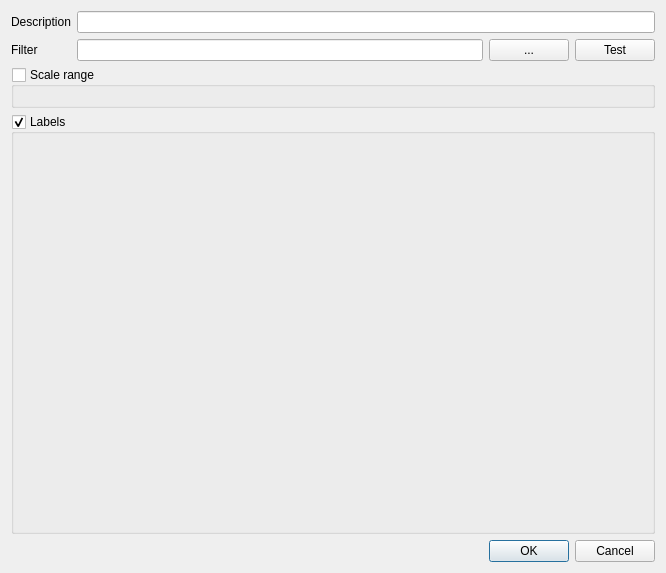
The window that src/ui/qgslabelingrulepropsdialog.ui (qgis/QGIS) describes before a commit, drawn with Qt 5.
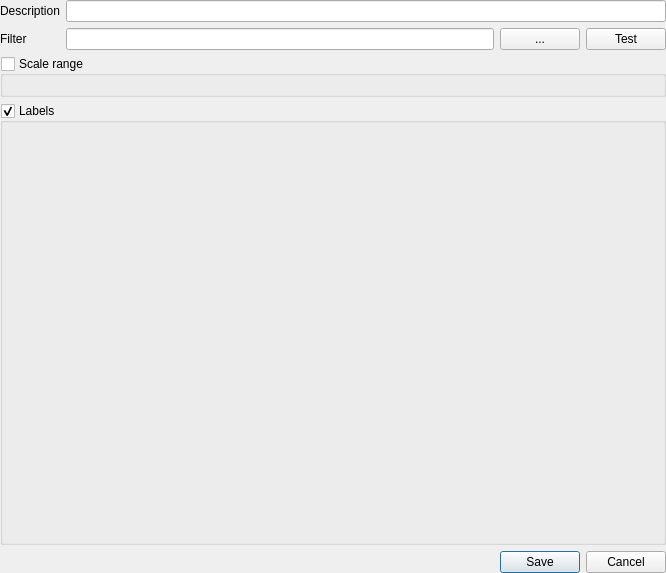
The same window after the commit. Custom widgets are drawn as their Qt base class.

The edit to the form file:
```diff
--- a/src/ui/qgslabelingrulepropsdialog.ui
+++ b/src/ui/qgslabelingrulepropsdialog.ui
@@ -14,6 +14,30 @@
    <string>Rule properties</string>
   </property>
   <layout class="QVBoxLayout" name="verticalLayout">
+   <property name="margin">
+    <number>0</number>
+   </property>
+   <item>
+    <widget class="QScrollArea" name="scrollArea">
+     <property name="frameShape">
+      <enum>QFrame::NoFrame</enum>
+     </property>
+     <property name="widgetResizable">
+      <bool>true</bool>
+     </property>
+     <widget class="QWidget" name="scrollAreaWidgetContents">
+      <property name="geometry">
+       <rect>
+        <x>0</x>
+        <y>0</y>
+        <width>666</width>
+        <height>540</height>
+       </rect>
+      </property>
+      <layout class="QVBoxLayout" name="verticalLayout_2">
+       <property name="margin">
+        <number>0</number>
+       </property>
    <item>
     <layout class="QFormLayout" name="formLayout">
      <property name="fieldGrowthPolicy">
@@ -106,13 +130,17 @@
      </property>
     </widget>
    </item>
+      </layout>
+     </widget>
+    </widget>
+   </item>
    <item>
     <widget class="QDialogButtonBox" name="buttonBox">
      <property name="orientation">
       <enum>Qt::Horizontal</enum>
      </property>
      <property name="standardButtons">
-      <set>QDialogButtonBox::Cancel|QDialogButtonBox::Ok</set>
+      <set>QDialogButtonBox::Cancel|QDialogButtonBox::Save</set>
      </property>
     </widget>
    </item>
```
Left out of the diff: 4 changed lines with no effect on the pictures. Lines whose indentation alone changed are shown as unchanged.
